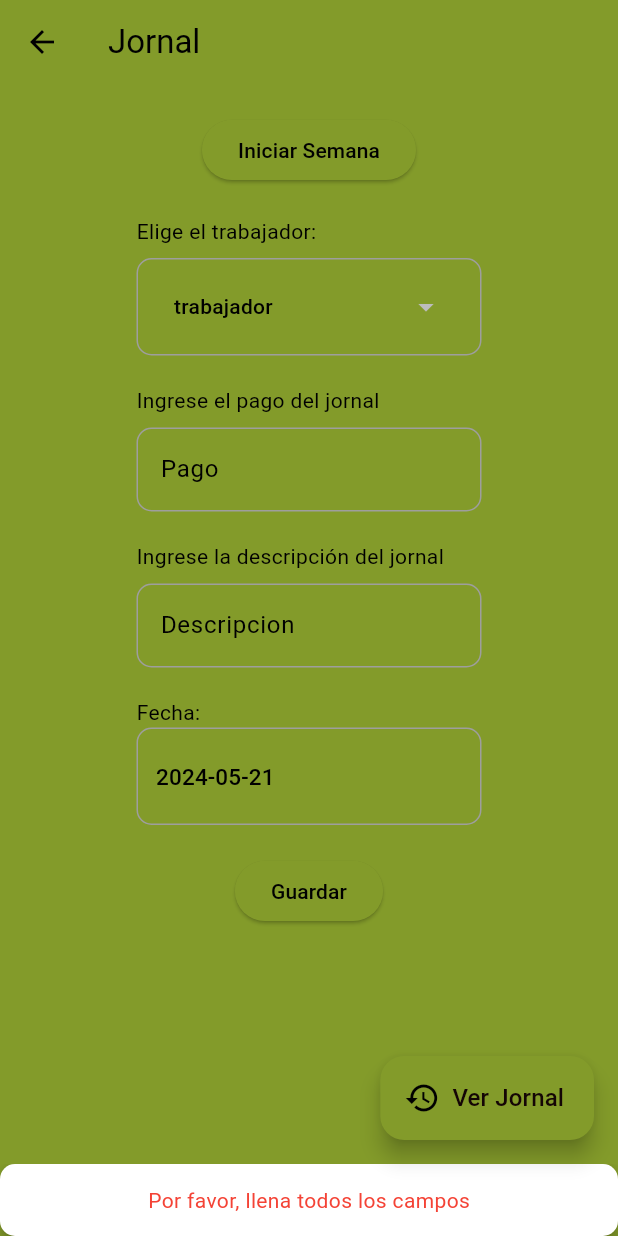
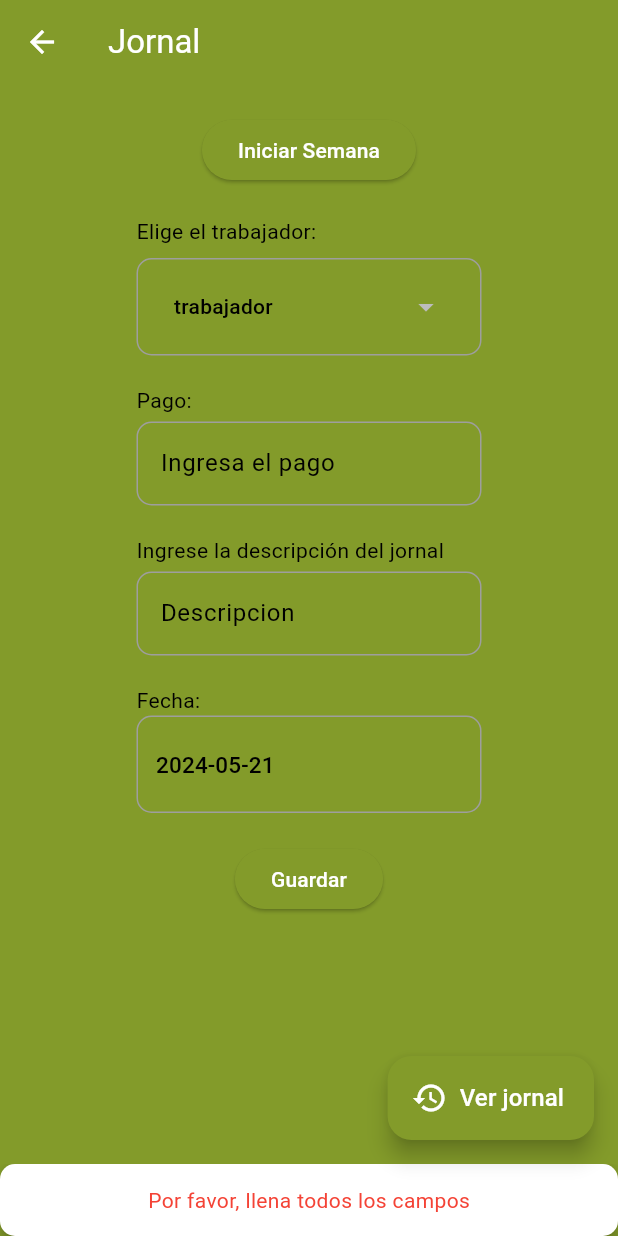
Before and after one commit to Kevin2001Acosta/Desarrollo-app-M-vil-para-cafeteros, a Flutter app: the JornalPage screen opened directly, after a tap on "Guardar", on a phone screen of 412 x 824 dp. Run offline on Flutter 3.47's test engine with Material 3 defaults, Android fonts, the light colour scheme and no system bars; drawn by our look-alikes of dropdown_button2; our stand-ins replace sqflite; missing offline and left inert: group_list_view, rounded_background_text; accounts and stored records are empty.

Commit message:
Daily payment page completed

```diff
--- a/lib/Screens/jornal_page.dart
+++ b/lib/Screens/jornal_page.dart
@@ -6,6 +6,7 @@ import 'package:cafetero/DataBase/Dao/trabajador_dao.dart';
 import 'package:cafetero/Models/trabajador_model.dart';
 import 'package:flutter/services.dart';
 import 'package:flutter/material.dart';
+import 'package:flutter/widgets.dart';
 import 'package:provider/provider.dart';
 import 'package:cafetero/Widgets/custom_dropdown.dart';
 import 'package:intl/intl.dart';
@@ -90,7 +91,7 @@ class _JornalPageState extends State<JornalPage> {
       final int? idSemana = semanaActual[0].idSemana;
       if (idSemana != null) {
         final JornalModel jornal = JornalModel(
-          idTrabajador: trabajadorSeleccionado!.id ?? 0,
+          idTrabajador: trabajadorSeleccionado!.id!,
           idSemana: idSemana,
           descripcion: descripcion,
           pagoTrabajador: pago,
@@ -103,7 +104,7 @@ class _JornalPageState extends State<JornalPage> {
                         child: Text(
                           'Registro exitoso',
                           style: TextStyle(
-                        color: Theme.of(context).colorScheme.primary),
+                              color: Theme.of(context).colorScheme.surface),
                         ),
                       ),
                       elevation: 5.0,
@@ -137,7 +138,6 @@ class _JornalPageState extends State<JornalPage> {
                               backgroundColor: Theme.of(context).colorScheme.onError,
                             )
                            );
-
               }
        }
 
@@ -158,7 +158,11 @@ class _JornalPageState extends State<JornalPage> {
 
         return Scaffold(
           appBar: AppBar(
-            title: const Text("Jornal"),
+            title: const Text(
+              "Jornal",
+               style: TextStyle(color: Colors.white),
+               ),
+               iconTheme: const IconThemeData(color: Colors.white),
              ),
               body: SingleChildScrollView(
                     child: Padding(
@@ -173,7 +177,6 @@ class _JornalPageState extends State<JornalPage> {
                           visible: !semanaIniciada,
                           child: ElevatedButton(
                             style: ElevatedButton.styleFrom(
-                            foregroundColor: Colors.black, // Texto en negro
                         ),
                             onPressed: empezarSemanaButton,
                             child: Text('Iniciar Semana'),
@@ -183,7 +186,6 @@ class _JornalPageState extends State<JornalPage> {
                           visible: semanaIniciada,
                           child: ElevatedButton(
                             style: ElevatedButton.styleFrom(
-                          foregroundColor: Colors.black, // Texto en negro
                         ),
                             onPressed: finalizarSemanaButton,
                             child: Text('Finalizar Semana'),
@@ -192,7 +194,6 @@ class _JornalPageState extends State<JornalPage> {
                       ],
                     ),
                     SizedBox(height: 20),
-
                     // Texto "Trabajador"
                     Column(
                     children: [
@@ -200,7 +201,7 @@ class _JornalPageState extends State<JornalPage> {
                     crossAxisAlignment: CrossAxisAlignment.start,
                     children: [
                       const Text('Elige el trabajador:'),
-                      SizedBox(height: 8),
+                      const SizedBox(height: 8),
                       CustomDropdown(
                           items: trabajadores,
                           selectedItem: trabajadorSeleccionado,
@@ -215,19 +216,15 @@ class _JornalPageState extends State<JornalPage> {
                     ],
                   ),
                   // Texto "Ingresa el valor del pago"
-                  SizedBox(height: 20),
-                  Row(
-                    mainAxisAlignment: MainAxisAlignment.center,
-                    children: [
-                      SizedBox(
-                        width: 230,
-                        child: Column(
+                  const SizedBox(height: 20),
+                  Column(
                   crossAxisAlignment: CrossAxisAlignment.start,
                   children: [
-                            const Text('Ingrese el pago del jornal '),
-                            SizedBox(height: 8), // Espacio entre el texto y el cuadro
-                            SizedBox(
+                    const SizedBox(width: 3),
+                    const Text('Pago:'),
+                    Container(
                       width: 230,
+                      padding: const EdgeInsets.only(top: 4),
                       child: TextField(
                         inputFormatters: <TextInputFormatter>[
                           FilteringTextInputFormatter.digitsOnly
@@ -240,36 +237,34 @@ class _JornalPageState extends State<JornalPage> {
                         },
                         keyboardType: TextInputType.number,
                         decoration: InputDecoration(
-                                  labelText: 'Pago',
+                          labelText: 'Ingresa el pago',
+                          labelStyle: const TextStyle(color: Colors.black),
                           border: OutlineInputBorder(
                             borderRadius: BorderRadius.circular(10),
+                            borderSide: const BorderSide(color: Colors.grey),
                           ),
                           enabledBorder: OutlineInputBorder(
                             borderSide: const BorderSide(color: Colors.grey),
                             borderRadius: BorderRadius.circular(10),
                           ),
-                                )
+                          focusedBorder: OutlineInputBorder(
+                            borderSide: const BorderSide(color: Colors.grey),
+                            borderRadius: BorderRadius.circular(10),
                           ),
                         ),
-                          ],
                       ),
                     ),
                   ],
                   ),
                   // Texto "Ingresa la descripción del jornal"
-                  SizedBox(height: 20),
-                  Row(
-                    mainAxisAlignment: MainAxisAlignment.center,
-                    children: [
-                      SizedBox(
-                        width: 230,
-                        child: Column(
+                 const SizedBox(height: 20),
+                  Column(
                     crossAxisAlignment: CrossAxisAlignment.start,
                     children: [
                        const Text('Ingrese la descripción del jornal'),
-                            SizedBox(height: 8), // Espacio entre el texto y el cuadro
-                            SizedBox(
+                       Container(
                         width: 230,
+                        padding: const EdgeInsets.only(top: 4),
                         child: TextField(
                             controller: descripcionController,
                             onChanged: (value) {
@@ -279,17 +274,20 @@ class _JornalPageState extends State<JornalPage> {
                               },
                              decoration: InputDecoration(
                             labelText: 'Descripcion',
+                            labelStyle: const TextStyle(color: Colors.black),
                             border: OutlineInputBorder(
                               borderRadius: BorderRadius.circular(10),
+                              borderSide: const BorderSide(color: Colors.grey),
                             ),
                             enabledBorder: OutlineInputBorder(
                               borderSide: const BorderSide(color: Colors.grey),
                               borderRadius: BorderRadius.circular(10),
                             ),
+                            focusedBorder: OutlineInputBorder(
+                              borderSide: const BorderSide(color: Colors.grey),
+                              borderRadius: BorderRadius.circular(10),
                             ),
-                              ),
-                            ),
-                          ],
+                          )
                         ),
                        ),
                     ],
@@ -310,6 +308,28 @@ class _JornalPageState extends State<JornalPage> {
                         child: TextButton(
                           onPressed: () async {
                             final DateTime? pickedDate = await showDatePicker(
+                              builder: (BuildContext context, Widget? child) {
+                                return Theme(
+                                  data: ThemeData.light().copyWith(
+                                    primaryColor: Colors.black, //Color del header
+                                    colorScheme: const ColorScheme.light(
+                                      primary: Color.fromARGB(
+                                          255, 131, 155, 42), //Color del header
+                                      onPrimary:
+                                          Colors.white, //Color del texto en el header
+                                      surface: Color(
+                                          0xFFC9D1B3), //Color de fondo de los items
+                                      onSurface:
+                                          Colors.black, //Color del texto de los items
+                                    ),
+                                    buttonTheme: const ButtonThemeData(
+                                      textTheme: ButtonTextTheme
+                                          .primary, //Estilo del texto del botón 'OK'
+                                    ),
+                                  ),
+                                  child: child!,
+                                );
+                              },
                               context: context,
                               initialDate: selectedDate,
                               firstDate: DateTime(2000),
@@ -333,11 +353,10 @@ class _JornalPageState extends State<JornalPage> {
                       ),
                     ],
                   ),
-
-                  SizedBox(height: 20),
+                  //Boton guardar
+                  const SizedBox(height: 20),
                   ElevatedButton(
                     style: ElevatedButton.styleFrom(
-                        foregroundColor: Colors.black, // Texto en negro
                       ),
                     onPressed: guardarJornal,
                     child: Text('Guardar'),
@@ -349,21 +368,11 @@ class _JornalPageState extends State<JornalPage> {
          floatingActionButton: FloatingActionButton.extended(
           backgroundColor: Theme.of(context).colorScheme.surface,
           onPressed: () {
-                  // TODO: llevar a la pagina de ver recogidas de la cosecha actual.
+
           },
-                label: Text('Ver Jornal',
-                    style: TextStyle(
-                        fontSize: 16,
-                        color: Theme.of(context).colorScheme.onBackground)),
-                icon: const Icon(
-                  Icons.history_sharp,
-                  color: Colors.black,
+          label: const Text('Ver jornal', style: TextStyle(fontSize: 16)),
+          icon: const Icon(Icons.history_sharp),
          ),
-              ),
-
-
-
-
         );
     }
 }
```
Also changed, not shown: lib/Screens/home_page.dart (+18 -1 lines), lib/Widgets/recogida_dia_trabajo.dart (line endings or trailing spaces). Lines whose indentation alone changed are shown as unchanged.
